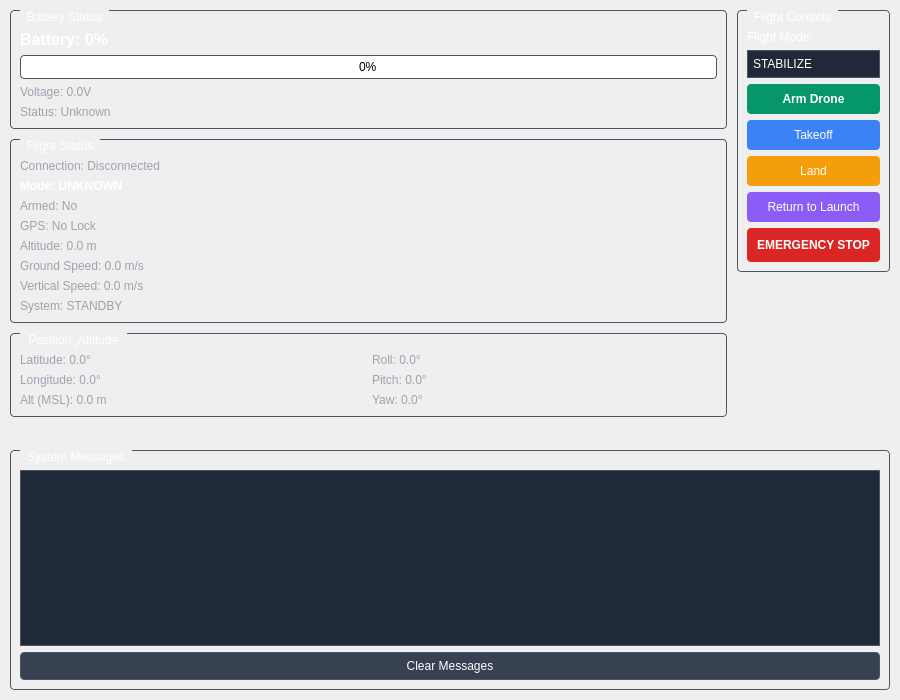
Old version of the form qt-drone-ui/src/widgets/dronestatuswidget.ui in the repository OptiTrack/Drone-Calibration.
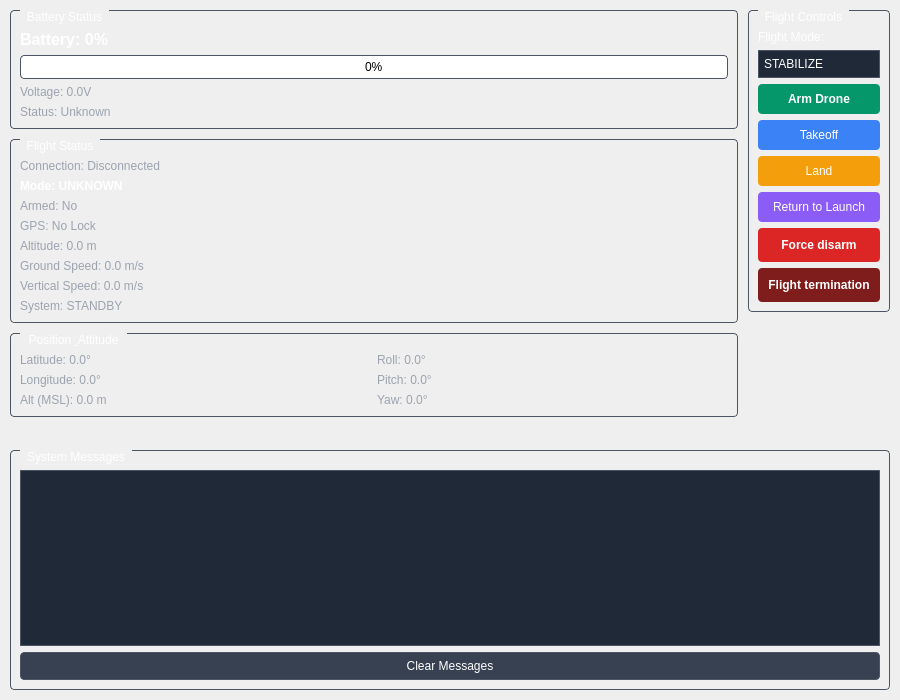
New version of the form.

Diff of the .ui file:
```diff
--- a/qt-drone-ui/src/widgets/dronestatuswidget.ui
+++ b/qt-drone-ui/src/widgets/dronestatuswidget.ui
@@ -394,7 +394,19 @@
 QPushButton:disabled { background-color: #374151; }</string>
             </property>
             <property name="text">
-             <string>EMERGENCY STOP</string>
+             <string>Force disarm</string>
+            </property>
+           </widget>
+          </item>
+          <item>
+           <widget class="QPushButton" name="flightTerminationButton">
+            <property name="styleSheet">
+             <string notr="true">QPushButton { background-color: #7f1d1d; color: white; border: none; padding: 10px; border-radius: 4px; font-weight: bold; } 
+QPushButton:hover { background-color: #450a0a; }
+QPushButton:disabled { background-color: #374151; }</string>
+            </property>
+            <property name="text">
+             <string>Flight termination</string>
             </property>
            </widget>
           </item>
```
Left out of the diff: 2 changed lines with no effect on the pictures.
